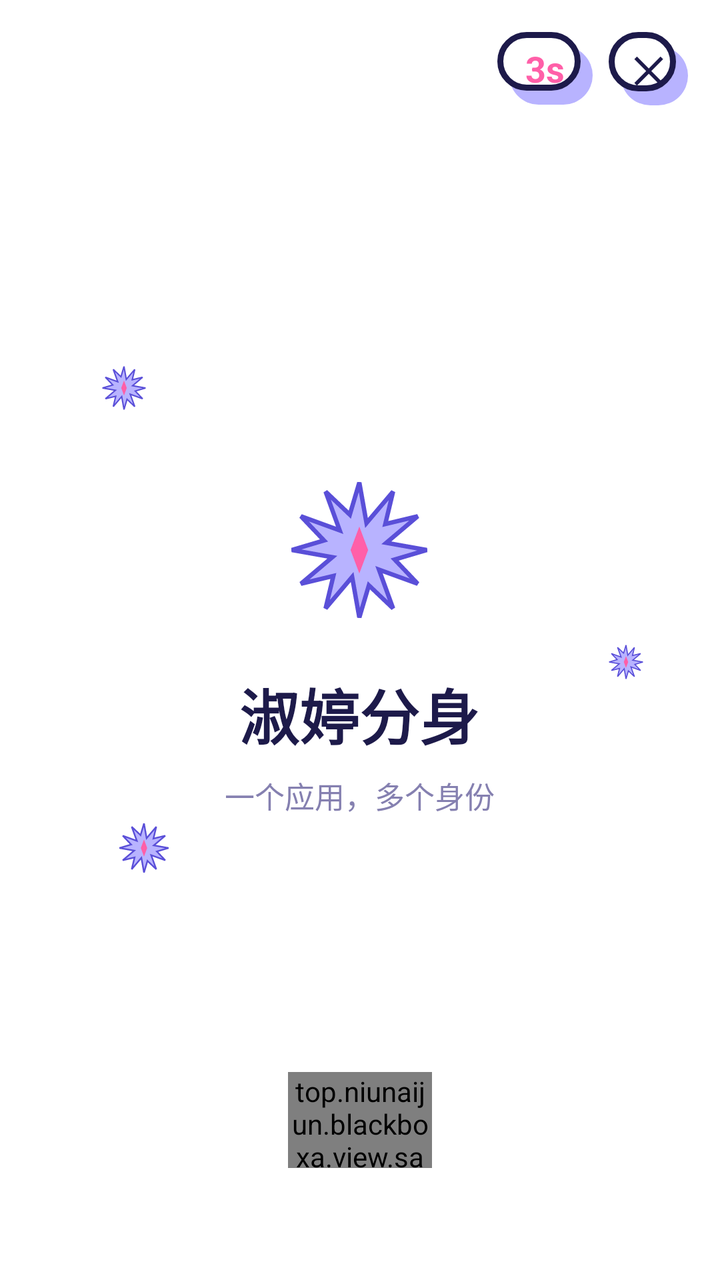
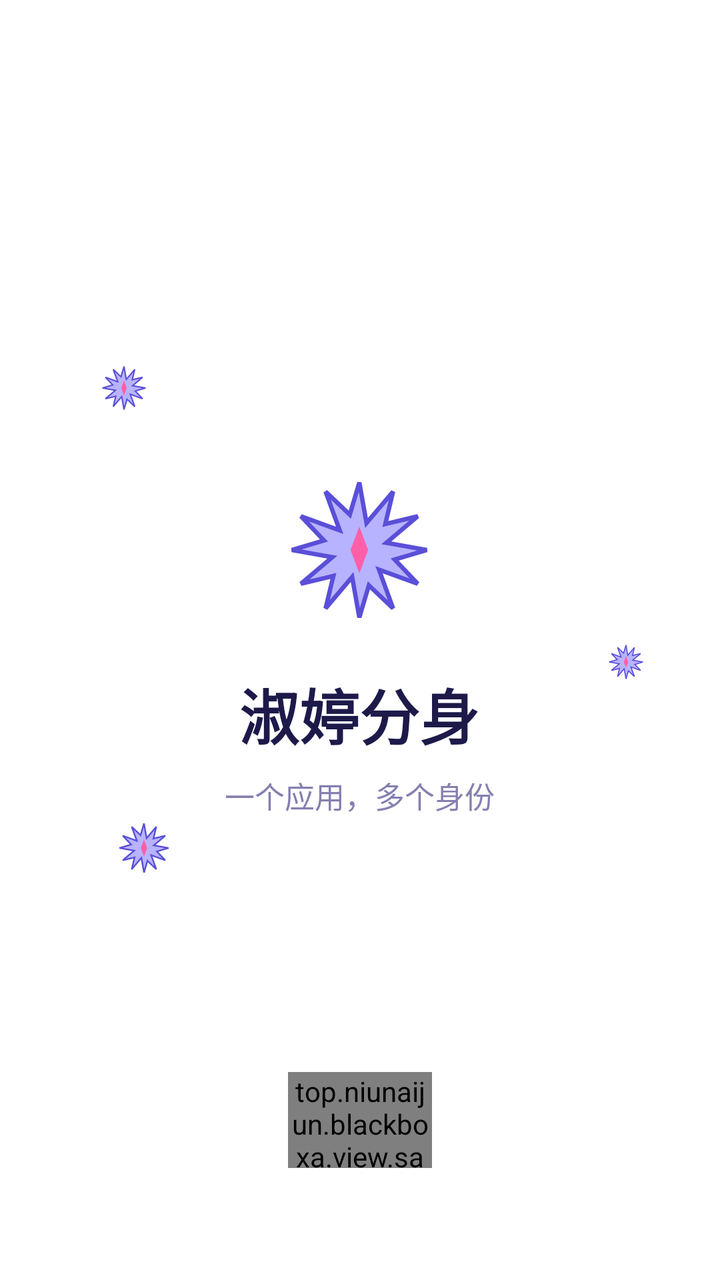

Screens rendered from an Android XML layout before and after an edit, with the pre-edit source and the edit as a unified diff.
<!-- AndroidManifest.xml: application theme Theme.BlackBox -->
<!-- res/layout/activity_splash.xml -->
<?xml version="1.0" encoding="utf-8"?>
<FrameLayout xmlns:android="http://schemas.android.com/apk/res/android"
    android:layout_width="match_parent"
    android:layout_height="match_parent"
    android:background="@color/background">

    
    <ImageView
        android:id="@+id/splash_star_1"
        android:layout_width="28dp"
        android:layout_height="28dp"
        android:layout_gravity="top|start"
        android:layout_marginStart="48dp"
        android:layout_marginTop="180dp"
        android:src="@drawable/ic_sakuga_burst" />

    <ImageView
        android:id="@+id/splash_star_2"
        android:layout_width="22dp"
        android:layout_height="22dp"
        android:layout_gravity="top|end"
        android:layout_marginEnd="36dp"
        android:layout_marginTop="320dp"
        android:src="@drawable/ic_sakuga_burst" />

    <ImageView
        android:id="@+id/splash_star_3"
        android:layout_width="32dp"
        android:layout_height="32dp"
        android:layout_gravity="bottom|start"
        android:layout_marginStart="56dp"
        android:layout_marginBottom="200dp"
        android:src="@drawable/ic_sakuga_burst" />

    
    <LinearLayout
        android:layout_width="wrap_content"
        android:layout_height="wrap_content"
        android:layout_gravity="center"
        android:gravity="center_horizontal"
        android:orientation="vertical">

        <ImageView
            android:id="@+id/splash_burst"
            android:layout_width="88dp"
            android:layout_height="88dp"
            android:layout_marginBottom="16dp"
            android:src="@drawable/ic_sakuga_burst" />

        <LinearLayout
            android:id="@+id/splash_title_row"
            android:layout_width="wrap_content"
            android:layout_height="wrap_content"
            android:orientation="horizontal">

            <TextView
                android:layout_width="wrap_content"
                android:layout_height="wrap_content"
                android:text="淑"
                android:textColor="@color/primary_text"
                android:textSize="30sp"
                android:textStyle="bold" />

            <TextView
                android:layout_width="wrap_content"
                android:layout_height="wrap_content"
                android:text="婷"
                android:textColor="@color/primary_text"
                android:textSize="30sp"
                android:textStyle="bold" />

            <TextView
                android:layout_width="wrap_content"
                android:layout_height="wrap_content"
                android:text="分"
                android:textColor="@color/primary_text"
                android:textSize="30sp"
                android:textStyle="bold" />

            <TextView
                android:layout_width="wrap_content"
                android:layout_height="wrap_content"
                android:text="身"
                android:textColor="@color/primary_text"
                android:textSize="30sp"
                android:textStyle="bold" />
        </LinearLayout>

        <TextView
            android:layout_width="wrap_content"
            android:layout_height="wrap_content"
            android:layout_marginTop="8dp"
            android:text="一个应用，多个身份"
            android:textColor="@color/secondary_text"
            android:textSize="15sp" />
    </LinearLayout>

    
    <top.niunaijun.blackboxa.view.sakuga.SakugaCloudView
        android:id="@+id/splash_cloud"
        android:layout_width="72dp"
        android:layout_height="48dp"
        android:layout_gravity="bottom|center_horizontal"
        android:layout_marginBottom="56dp" />

    
    <LinearLayout
        android:layout_width="wrap_content"
        android:layout_height="wrap_content"
        android:layout_gravity="top|end"
        android:layout_marginTop="16dp"
        android:layout_marginEnd="16dp"
        android:orientation="horizontal">

        <TextView
            android:id="@+id/splash_countdown"
            android:layout_width="wrap_content"
            android:layout_height="wrap_content"
            android:background="@drawable/bg_sakuga_card"
            android:paddingStart="14dp"
            android:paddingTop="6dp"
            android:paddingEnd="14dp"
            android:paddingBottom="6dp"
            android:text="3s"
            android:textColor="@color/accent"
            android:textSize="18sp"
            android:textStyle="bold" />

        <TextView
            android:id="@+id/splash_close"
            android:layout_width="wrap_content"
            android:layout_height="wrap_content"
            android:layout_marginStart="8dp"
            android:background="@drawable/bg_sakuga_card"
            android:paddingStart="12dp"
            android:paddingTop="6dp"
            android:paddingEnd="12dp"
            android:paddingBottom="6dp"
            android:text="✕"
            android:textColor="@color/primary_text"
            android:textSize="18sp"
            android:textStyle="bold" />
    </LinearLayout>
</FrameLayout>
<!-- resources referenced by this layout -->
<resources>
  <color name="accent">#FF5FA8</color>
  <color name="background">#FFFFFF</color>
  <color name="primary_text">#1D1A4A</color>
  <color name="secondary_text">#8580B0</color>
  <!-- drawable bg_sakuga_card (drawable) -->
  <?xml version="1.0" encoding="utf-8"?>
  <layer-list xmlns:android="http://schemas.android.com/apk/res/android">
      <item
          android:left="6dp"
          android:top="7dp">
          <shape android:shape="rectangle">
              <solid android:color="@color/soft" />
              <corners android:radius="15dp" />
          </shape>
      </item>
      <item
          android:bottom="7dp"
          android:right="6dp">
          <shape android:shape="rectangle">
              <solid android:color="@color/paper" />
              <stroke
                  android:width="3dp"
                  android:color="@color/ink" />
              <corners android:radius="15dp" />
          </shape>
      </item>
  </layer-list>
  <!-- drawable ic_sakuga_burst (drawable) -->
  <?xml version="1.0" encoding="utf-8"?>
  <vector xmlns:android="http://schemas.android.com/apk/res/android"
      android:width="72dp"
      android:height="72dp"
      android:viewportWidth="120"
      android:viewportHeight="120">
      <path
          android:fillColor="@color/soft"
          android:strokeColor="@color/line"
          android:strokeWidth="3"
          android:pathData="M 60.0,14.0 L 64.9,41.6 L 83.0,20.2 L 77.7,42.3 L 99.8,37.0 L 78.4,55.1 L 106.0,60.0 L 84.1,66.5 L 99.8,83.0 L 73.4,73.4 L 83.0,99.8 L 66.5,84.1 L 60.0,106.0 L 55.1,78.4 L 37.0,99.8 L 42.3,77.7 L 20.2,83.0 L 41.6,64.9 L 14.0,60.0 L 35.9,53.5 L 20.2,37.0 L 46.6,46.6 L 37.0,20.2 L 53.5,35.9 Z" />
      <path
          android:fillColor="@color/accent"
          android:pathData="M 60,44 L 66,60 L 60,76 L 54,60 Z" />
  </vector>
  <color name="soft">#B8B3FF</color>
  <color name="paper">#FFFFFF</color>
  <color name="ink">#1D1A4A</color>
  <color name="line">#5A4FD8</color>
  <color name="brand">#8F8DF7</color>
  <color name="brand_dark">#5A4FD8</color>
  <color name="white">#FFFFFFFF</color>
  <color name="surface">#FFFFFF</color>
  <style name="SakugaPopupMenu" parent="Widget.AppCompat.PopupMenu">
          <item name="android:popupBackground">@drawable/bg_sakuga_card</item>
      </style>
  <color name="track">#C9CBE0</color>
  <!-- unchanged entries left out for length: 1 -->
</resources>

<!-- the commit's change to res/layout/activity_splash.xml (unified diff, before → after) -->
@@ -103,42 +103,4 @@
         android:layout_gravity="bottom|center_horizontal"
         android:layout_marginBottom="56dp" />
 
-    
-    <LinearLayout
-        android:layout_width="wrap_content"
-        android:layout_height="wrap_content"
-        android:layout_gravity="top|end"
-        android:layout_marginTop="16dp"
-        android:layout_marginEnd="16dp"
-        android:orientation="horizontal">
-
-        <TextView
-            android:id="@+id/splash_countdown"
-            android:layout_width="wrap_content"
-            android:layout_height="wrap_content"
-            android:background="@drawable/bg_sakuga_card"
-            android:paddingStart="14dp"
-            android:paddingTop="6dp"
-            android:paddingEnd="14dp"
-            android:paddingBottom="6dp"
-            android:text="3s"
-            android:textColor="@color/accent"
-            android:textSize="18sp"
-            android:textStyle="bold" />
-
-        <TextView
-            android:id="@+id/splash_close"
-            android:layout_width="wrap_content"
-            android:layout_height="wrap_content"
-            android:layout_marginStart="8dp"
-            android:background="@drawable/bg_sakuga_card"
-            android:paddingStart="12dp"
-            android:paddingTop="6dp"
-            android:paddingEnd="12dp"
-            android:paddingBottom="6dp"
-            android:text="✕"
-            android:textColor="@color/primary_text"
-            android:textSize="18sp"
-            android:textStyle="bold" />
-    </LinearLayout>
 </FrameLayout>
